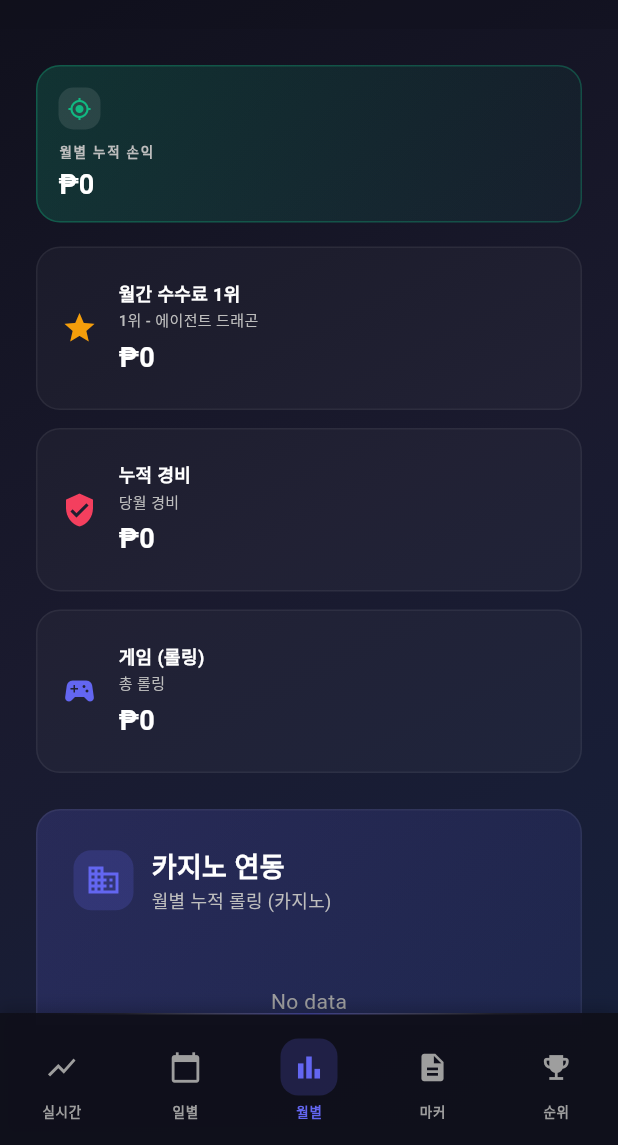
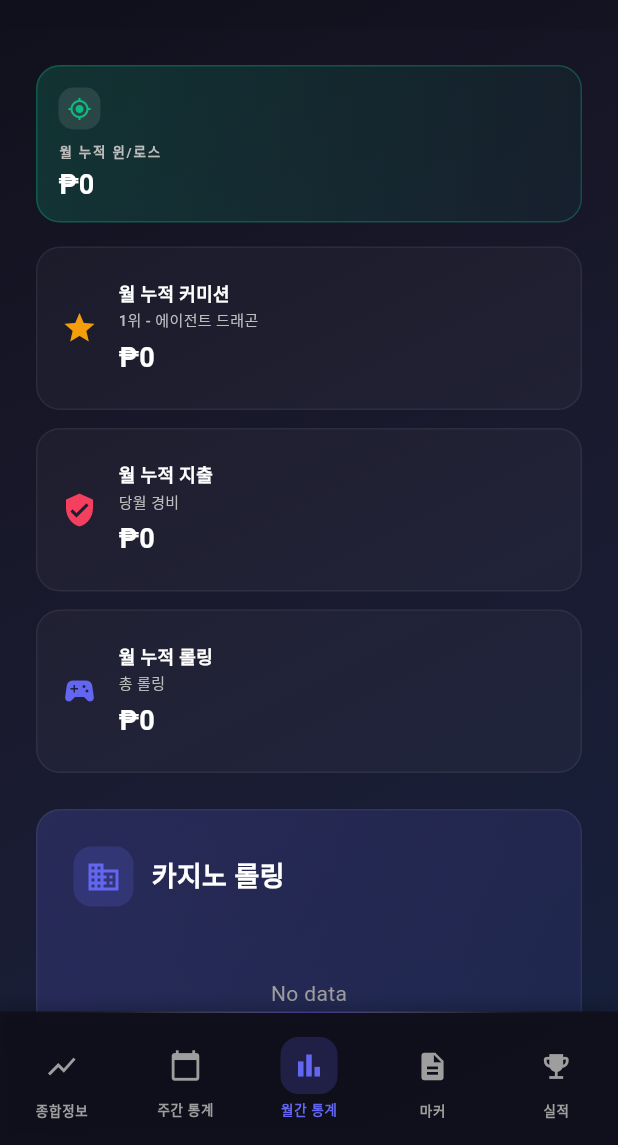
Before and after one commit to RjM091309/cageApp, a Flutter app: the LayoutScreen screen opened directly, swiped to page 3, on a phone screen of 412 x 824 dp, the part 91-1236 px from its top. Run offline on Flutter 3.47's test engine with Material 3 defaults, Android fonts, the phone set to English and light mode, and no system bars; our stand-ins replace fl_chart, flutter_local_notifications, google_fonts, shared_preferences, socket_io_client; missing offline and left inert: workmanager; accounts and stored records are empty; network calls fail.

Commit message:
korean langauge update

```diff
--- a/lib/l10n/app_ko.arb
+++ b/lib/l10n/app_ko.arb
@@ -3,11 +3,11 @@
   "appTitle": "인피니티 케이지",
   "executive": "임원",
   "mainMenu": "메인 메뉴",
-  "navRealTime": "실시간",
-  "navDaily": "일별",
-  "navMonthly": "월별",
+  "navGenInfo": "종합정보",
+  "navWeekly": "주간 통계",
+  "navMonthly": "월간 통계",
   "navMarker": "마커",
-  "navRanking": "순위",
+  "navPerform": "실적",
   "executiveBoss": "임원 보스",
   "administrator": "관리자",
   "systemStatusLive": "시스템 상태: 라이브",
@@ -29,49 +29,49 @@
   "terminateSession": "세션 종료",
   "securityNote": "보안 안내",
   "lastLoginFromIp": "마지막 로그인 IP: {ip}",
-  "monthlyAccumulatedWinLoss": "월별 누적 손익",
+  "monthlyAccumulatedWinLoss": "월 누적 윈/로스",
   "trendVsLastMonth": "전월 대비 {percent}%",
-  "topMonthlyCommission": "월간 수수료 1위",
+  "topMonthlyCommission": "월 누적 커미션",
   "rankAgentDragon": "1위 - 에이전트 드래곤",
-  "accumulatedExpenses": "누적 경비",
+  "accumulatedExpenses": "월 누적 지출",
   "mtdExpenditure": "당월 경비",
-  "gamesRolling": "게임 (롤링)",
+  "gamesRolling": "월 누적 롤링",
   "totalRolling": "총 롤링",
   "casinoIntegration": "카지노 연동",
-  "monthlyAccumulatedRollingCasino": "월별 누적 롤링 (카지노)",
+  "monthlyAccumulatedRollingCasino": "카지노 롤링",
   "monthJanuary": "1월",
   "monthFebruary": "2월",
   "monthMarch": "3월",
   "monthApril": "4월",
-  "totalBuyIn": "총 바이인",
-  "avgRolling": "평균 롤링",
-  "winRate": "승률",
-  "totalGames": "총 게임",
-  "numberOfGamesWinLoss": "게임 수 및 손익",
-  "winLossTrend": "손익 추이",
-  "dailyCommission": "일별 수수료",
-  "junketExpenses": "준켓 경비",
+  "totalBuyIn": "바이인",
+  "avgRolling": "롤링",
+  "winRate": "윈/로스",
+  "totalGames": "게임",
+  "numberOfGamesWinLoss": "주간 통계",
+  "winLossTrend": "주간 통계",
+  "dailyCommission": "주간 통계",
+  "junketExpenses": "정캣 지출",
   "realTimeMarker": "실시간 마커",
   "activeBalance": "활성 잔액",
   "limit": "한도",
   "utilization": "사용률",
-  "guestAgentRanking": "게스트 및 에이전트 순위",
+  "guestAgentRanking": "게스트 및 에이전트 월간 실적",
   "monthlyPerformanceReport": "월별 누적 실적 보고서",
   "wins": "승: ",
   "losses": "패: ",
   "rollingVolume": "롤링 볼륨",
   "winLoss": "승패",
   "winRatio": "승률",
-  "totalChips": "총 칩",
-  "cashBalance": "현금 잔액",
-  "guestBalance": "게스트 잔액",
-  "netJunketMoney": "순 준켓 금액",
-  "netJunketCash": "순 준켓 현금",
-  "ongoingGames": "진행 중인 게임",
+  "totalChips": "토탈칩",
+  "cashBalance": "캐시 발렌스",
+  "guestBalance": "하우스 발렌스",
+  "netJunketMoney": "순 정캣 현금",
+  "netJunketCash": "순 정캣 자산",
+  "ongoingGames": "진행중인 게임",
   "live": "라이브",
   "account": "계정",
   "table": "테이블",
-  "gameType": "게임 종류",
+  "gameType": "게임타입",
   "buyIn": "바이인",
   "cashOut": "캐시아웃",
   "status": "상태",
--- a/lib/screens/layout_screen.dart
+++ b/lib/screens/layout_screen.dart
@@ -21,11 +21,11 @@ import 'ranking_view.dart';
 List<(ViewType, String, IconData)> navItems(BuildContext context) {
   final l10n = AppLocalizations.of(context);
   return [
-    (ViewType.realTime, l10n.navRealTime, Icons.show_chart),
-    (ViewType.daily, l10n.navDaily, Icons.calendar_today),
+    (ViewType.realTime, l10n.navGenInfo, Icons.show_chart),
+    (ViewType.daily, l10n.navWeekly, Icons.calendar_today),
     (ViewType.monthly, l10n.navMonthly, Icons.bar_chart),
     (ViewType.marker, l10n.navMarker, Icons.description),
-    (ViewType.ranking, l10n.navRanking, Icons.emoji_events),
+    (ViewType.ranking, l10n.navPerform, Icons.emoji_events),
   ];
 }
 
--- a/lib/screens/monthly_view.dart
+++ b/lib/screens/monthly_view.dart
@@ -168,8 +168,7 @@ class _MonthlyViewState extends State<MonthlyView> {
                   Column(
                     crossAxisAlignment: CrossAxisAlignment.start,
                     children: [
-                      Text(l10n.casinoIntegration, style: const TextStyle(fontSize: 18, fontWeight: FontWeight.bold, color: Colors.white)),
-                      Text(l10n.monthlyAccumulatedRollingCasino, style: TextStyle(fontSize: 12, color: Colors.grey[400])),
+                      Text(l10n.monthlyAccumulatedRollingCasino, style: const TextStyle(fontSize: 18, fontWeight: FontWeight.bold, color: Colors.white)),
                     ],
                   ),
                 ],
--- a/lib/screens/ranking_view.dart
+++ b/lib/screens/ranking_view.dart
@@ -174,7 +174,6 @@ class _RankingViewState extends State<RankingView> {
           crossAxisAlignment: CrossAxisAlignment.start,
           children: [
             Text(l10n.guestAgentRanking, style: const TextStyle(fontSize: 20, fontWeight: FontWeight.w900, color: Colors.white, letterSpacing: -0.5, fontStyle: FontStyle.italic)),
-            Text(l10n.monthlyPerformanceReport, style: TextStyle(fontSize: 12, color: Colors.grey[400])),
           ],
         ),
       ],
```
Also changed, not shown: lib/l10n/app_en.arb (+26 -26 lines), lib/generated/app_localizations.dart, lib/generated/app_localizations_en.dart, lib/generated/app_localizations_ko.dart.
